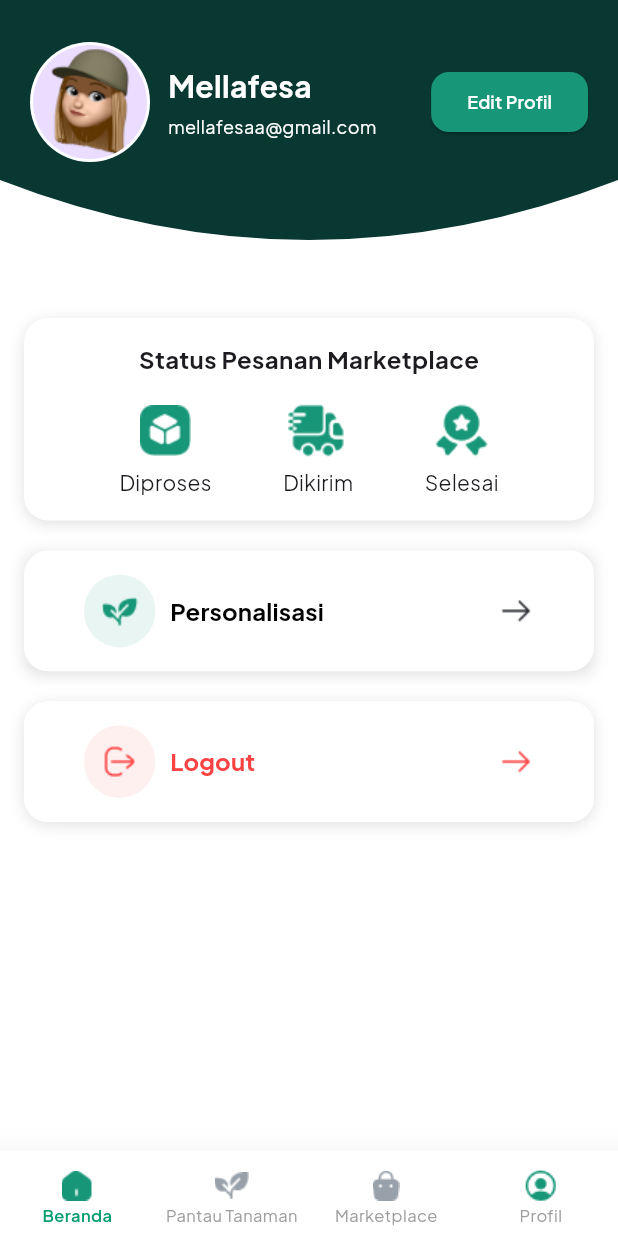
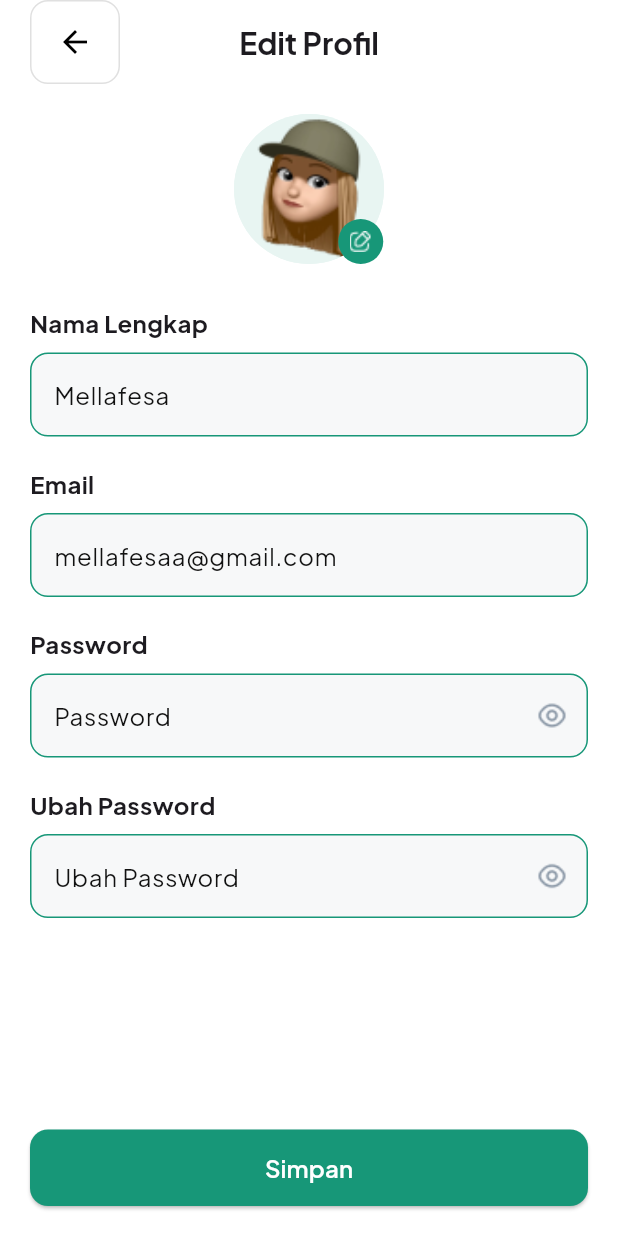
Before and after one commit to Awftzky/hyrdopome-ui, a Flutter app: the screen it shows after launch, after a tap on "Edit Profil", on a phone screen of 412 x 824 dp. Run offline on Flutter 3.47's test engine with Material 3 defaults, Android fonts, the light colour scheme and no system bars; our stand-ins replace google_fonts.

Commit message:
feat: edit profile page and order status page

```diff
--- a/analysis_options.yaml
+++ b/analysis_options.yaml
@@ -9,6 +9,7 @@
 # packages, and plugins designed to encourage good coding practices.
 analyzer:
   errors:
+    constant_identifier_names: ignore
     deprecated_member_use: ignore
     file_names: ignore
     sort_child_properties_last: ignore
--- /dev/null
+++ b/lib/App/feature/profile/view/edit_profile.dart
@@ -0,0 +1,145 @@
+import 'package:flutter/material.dart';
+import 'package:lollipopteam/App/feature/widgets/custom_text_field.dart';
+
+void main() {
+  runApp(const EditProfile());
+}
+
+class EditProfile extends StatelessWidget {
+  const EditProfile({super.key});
+
+  @override
+  Widget build(BuildContext context) {
+    return Scaffold(
+      backgroundColor: Colors.white,
+      appBar: AppBar(
+        centerTitle: true,
+        title: Text(
+          "Edit Profil",
+          style: TextStyle(fontSize: 20, fontWeight: FontWeight.bold),
+        ),
+        backgroundColor: Colors.white,
+        leadingWidth: 80,
+
+        leading: Padding(
+          padding: const EdgeInsets.only(left: 20),
+          child: GestureDetector(
+            onTap: () => Navigator.pop(context),
+            child: Container(
+              decoration: BoxDecoration(
+                color: Colors.white,
+                borderRadius: BorderRadius.circular(12),
+                border: Border.all(color: Colors.grey.shade300, width: 1),
+              ),
+              child: IconButton(
+                padding: EdgeInsets.zero,
+                constraints: BoxConstraints(),
+                onPressed: () => Navigator.pop(context),
+                icon: Icon(Icons.arrow_back, size: 24, color: Colors.black),
+              ),
+            ),
+          ),
+        ),
+      ),
+      body: SafeArea(
+        child: Padding(
+          padding: EdgeInsets.all(20),
+          child: Column(
+            children: [
+              Stack(
+                children: [
+                  CircleAvatar(
+                    radius: 50,
+                    backgroundColor: Color(0xFFE8F5F2),
+                    child: CircleAvatar(
+                      radius: 50,
+                      backgroundImage: AssetImage(
+                        'assets/images/HomepageAndPersonalization/Memoji Girls 4-12.png',
+                      ),
+                      backgroundColor: Color(0xFFE8F5F2),
+                    ),
+                  ),
+                  Positioned(
+                    bottom: 0,
+                    right: 0,
+                    child: GestureDetector(
+                      onTap: () {},
+                      child: Container(
+                        padding: EdgeInsets.all(8),
+                        decoration: BoxDecoration(
+                          color: Color(0xFF179778),
+                          shape: BoxShape.circle,
+                        ),
+                        child: Image.asset('assets/images/edit.png'),
+                      ),
+                    ),
+                  ),
+                ],
+              ),
+              SizedBox(height: 28),
+              Expanded(
+                child: Column(
+                  mainAxisAlignment: MainAxisAlignment.spaceBetween,
+                  crossAxisAlignment: CrossAxisAlignment.stretch,
+                  children: [
+                    Column(
+                      children: [
+                        CustomTextField(
+                          textInputType: TextInputType.text,
+                          textInputAction: TextInputAction.next,
+                          hint: "Mellafesa",
+                          label: "Nama Lengkap",
+                        ),
+                        SizedBox(height: 20),
+                        CustomTextField(
+                          textInputType: TextInputType.text,
+                          textInputAction: TextInputAction.next,
+                          hint: "mellafesaa@gmail.com ",
+                          label: "Email",
+                        ),
+                        SizedBox(height: 20),
+                        CustomTextField(
+                          textInputType: TextInputType.visiblePassword,
+                          textInputAction: TextInputAction.next,
+                          hint: "Password",
+                          label: "Password",
+                          hasSuffix: true,
+                        ),
+                        SizedBox(height: 20),
+                        CustomTextField(
+                          textInputType: TextInputType.visiblePassword,
+                          textInputAction: TextInputAction.next,
+                          hint: "Ubah Password",
+                          label: "Ubah Password",
+                          hasSuffix: true,
+                        ),
+                      ],
+                    ),
+                    ElevatedButton(
+                      onPressed: () {},
+                      child: Text(
+                        "Simpan",
+                        style: TextStyle(
+                          fontWeight: FontWeight.w600,
+                          fontSize: 16,
+                          color: Colors.white,
+                        ),
+                      ),
+                      style: ElevatedButton.styleFrom(
+                        backgroundColor: Color(0xFF179778),
+                        shape: RoundedRectangleBorder(
+                          borderRadius: BorderRadius.circular(12),
+                        ),
+                        padding: EdgeInsets.symmetric(vertical: 14),
+                      ),
+                    ),
+                  ],
+                ),
+              ),
+            ],
+          ),
+        ),
+      ),
+    );
+  }
+}
--- a/lib/App/feature/profile/view/profile_view.dart
+++ b/lib/App/feature/profile/view/profile_view.dart
@@ -1,7 +1,7 @@
-import 'dart:ui';
-
 import 'package:flutter/material.dart';
 import 'package:lollipopteam/App/feature/home/view/homepage.dart';
+import 'package:lollipopteam/App/feature/profile/view/edit_profile.dart';
+import 'package:lollipopteam/App/feature/profile/view/order_status.dart';
 import 'package:lollipopteam/App/feature/widgets/main_nav_bar.dart';
 
 void main() {
@@ -86,12 +86,13 @@ class User extends StatelessWidget {
         children: [
           const CircleAvatar(
             radius: 40,
-            backgroundColor: Colors.white,
+            backgroundColor: Color(0xFFE8F5F2),
             child: CircleAvatar(
               radius: 38,
               backgroundImage: AssetImage(
                 'assets/images/HomepageAndPersonalization/Memoji Girls 4-12.png',
               ),
+              backgroundColor: Color(0xFFE8F5F2),
             ),
           ),
           SizedBox(width: 12),
@@ -122,7 +123,12 @@ class User extends StatelessWidget {
                 borderRadius: BorderRadius.circular(12),
               ),
             ),
-            onPressed: () {},
+            onPressed: () {
+              Navigator.push(
+                context,
+                MaterialPageRoute(builder: (context) => EditProfile()),
+              );
+            },
             child: Text(
               "Edit Profil",
               style: TextStyle(
@@ -152,6 +158,7 @@ class Card extends StatelessWidget {
             child: Padding(
               padding: EdgeInsets.all(16),
               child: Column(
+                crossAxisAlignment: CrossAxisAlignment.stretch,
                 children: [
                   const Text(
                     "Status Pesanan Marketplace",
@@ -162,38 +169,27 @@ class Card extends StatelessWidget {
                   Row(
                     mainAxisAlignment: MainAxisAlignment.spaceEvenly,
                     children: [
-                      Column(
-                        children: [
-                          Image.asset(
-                            'assets/images/box.png',
-                            width: 40,
-                            height: 40,
-                          ),
-                          SizedBox(height: 4),
-                          Text('Diproses', style: TextStyle()),
-                        ],
+                      CustomIconedButton(
+                        name: 'Diproses',
+                        image: 'assets/images/box.png',
+                        onPressed: () {
+                          Navigator.push(
+                            context,
+                            MaterialPageRoute(
+                              builder: (context) => OrderStatus(),
+                            ),
+                          );
+                        },
                       ),
-                      Column(
-                        children: [
-                          Image.asset(
-                            'assets/images/truck.png',
-                            width: 40,
-                            height: 40,
-                          ),
-                          SizedBox(height: 4),
-                          Text('Dikirim', style: TextStyle()),
-                        ],
+                      CustomIconedButton(
+                        name: 'Dikirim',
+                        image: 'assets/images/truck.png',
+                        onPressed: () {},
                       ),
-                      Column(
-                        children: [
-                          Image.asset(
-                            'assets/images/medal.png',
-                            width: 40,
-                            height: 40,
-                          ),
-                          SizedBox(height: 4),
-                          Text('Selesai', style: TextStyle()),
-                        ],
+                      CustomIconedButton(
+                        name: 'Selesai',
+                        image: 'assets/images/medal.png',
+                        onPressed: () {},
                       ),
                     ],
                   ),
@@ -335,9 +331,51 @@ class Card extends StatelessWidget {
               onPressed: () {},
             ),
           ),
-          SizedBox(height: 224),
+          SizedBox(height: 227),
         ],
       ),
     );
   }
 }
+
+class CustomIconedButton extends StatelessWidget {
+  const CustomIconedButton({
+    super.key,
+    required this.name,
+    required this.image,
+    required this.onPressed,
+  });
+
+  final String name;
+  final String image;
+  final VoidCallback onPressed;
+  @override
+  Widget build(BuildContext context) {
+    return Column(
+      children: [
+        InkWell(
+          splashColor: Colors.transparent,
+          highlightColor: Colors.transparent,
+          hoverColor: Colors.transparent,
+          focusColor: Colors.transparent,
+          onTap: () {},
+          child: ElevatedButton(
+            onPressed: onPressed,
+            child: Column(
+              children: [
+                Image.asset(image, width: 40, height: 40),
+                SizedBox(height: 4),
+                Text(name, style: TextStyle(fontSize: 12)),
+              ],
+            ),
+            style: ElevatedButton.styleFrom(
+              backgroundColor: Colors.transparent,
+              elevation: 0,
+              overlayColor: Colors.transparent,
+            ),
+          ),
+        ),
+      ],
+    );
+  }
+}
--- /dev/null
+++ b/lib/App/feature/widgets/custom_text_field.dart
@@ -0,0 +1,73 @@
+import 'package:flutter/material.dart';
+
+class CustomTextField extends StatelessWidget {
+  const CustomTextField({
+    // required this.controller,
+    required this.textInputType,
+    required this.textInputAction,
+    required this.hint,
+    required this.label,
+    this.isObscure = false,
+    this.hasSuffix = false,
+    super.key,
+  });
+
+  // final TextEditingController controller;
+  final TextInputType textInputType;
+  final TextInputAction textInputAction;
+  final String hint;
+  final String label;
+  final bool isObscure;
+  final bool hasSuffix;
+
+  @override
+  Widget build(BuildContext context) {
+    return Column(
+      crossAxisAlignment: CrossAxisAlignment.stretch,
+      children: [
+        Text(
+          label,
+          style: TextStyle(fontWeight: FontWeight.bold, fontSize: 16),
+          textAlign: TextAlign.left,
+        ),
+        SizedBox(height: 8),
+        TextField(
+          style: TextStyle(
+            color: Color(0xFF111111),
+            fontWeight: FontWeight.w400,
+          ),
+          keyboardType: textInputType,
+          textInputAction: textInputAction,
+          obscureText: true,
+          decoration: InputDecoration(
+            suffixIcon: hasSuffix
+                ? IconButton(
+                    onPressed: () {},
+                    icon: Image.asset(
+                      isObscure
+                          ? 'assets/images/eye-slash.png'
+                          : 'assets/images/eye.png',
+                    ),
+                  )
+                : null,
+            enabledBorder: OutlineInputBorder(
+              borderSide: BorderSide(width: 1, color: Color(0xFF179778)),
+              borderRadius: BorderRadius.circular(12),
+            ),
+            focusedBorder: OutlineInputBorder(
+              borderSide: BorderSide(width: 1, color: Color(0xFF179778)),
+              borderRadius: BorderRadius.circular(12),
+            ),
+            hintText: hint,
+            hintStyle: TextStyle(
+              color: Color(0xFF111111),
+              fontWeight: FontWeight.w400,
+            ),
+            filled: true,
+            fillColor: Color(0xFFF7F8F9),
+          ),
+        ),
+      ],
+    );
+  }
+}
--- a/pubspec.yaml
+++ b/pubspec.yaml
@@ -35,6 +35,7 @@ flutter:
     - assets/images/logout.png
     - assets/images/arrow-left.png
     - assets/images/arrow-left-red.png
+    - assets/images/edit.png
 
   fonts:
     - family: PlusJakartaSans
```
Also changed, not shown: lib/App/feature/profile/view/order_status.dart (added, +258 -0 lines), assets/images/edit.png (added), lib/App/feature/login/view/login_view.dart (deleted).
